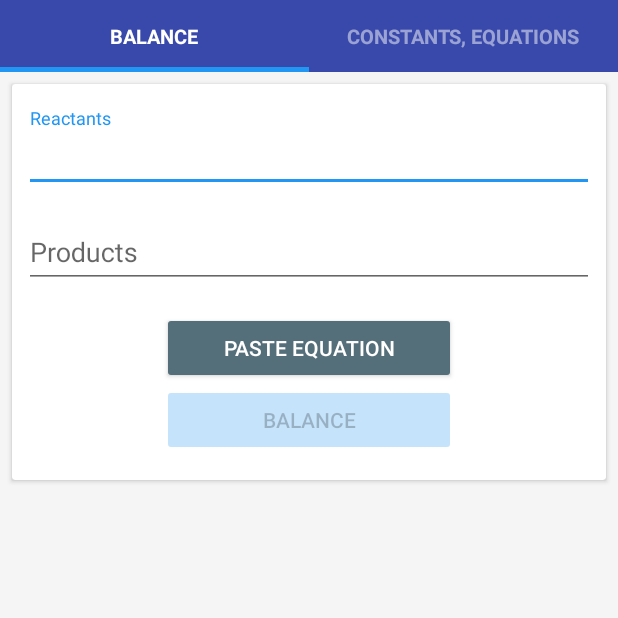
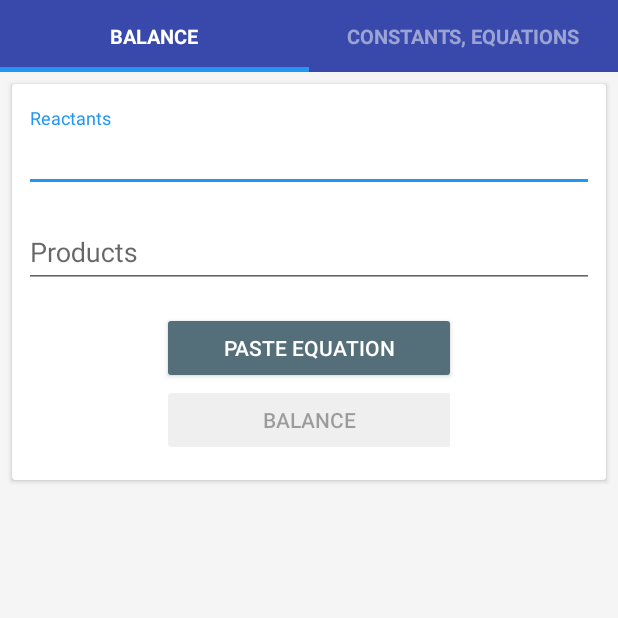
Before and after one commit to erfz/chem-tool, an Android app: the screen it shows after launch (MainActivity), on a phone screen of 412 x 824 dp, the top half of it. Run offline under Robolectric (Android 15) with nearby library versions, the phone set to English and light mode, and no system bars.

Commit message:
Button clarity and fix for EditText focus weird behavior

```diff
--- a/app/src/main/java/io/github/erfz/chemtool/ChemUtilsFragment.java
+++ b/app/src/main/java/io/github/erfz/chemtool/ChemUtilsFragment.java
@@ -179,9 +179,8 @@ public class ChemUtilsFragment extends Fragment implements View.OnClickListener
                 if (event.getAction() == MotionEvent.ACTION_UP) {
                     layout.requestFocus();
                     imm.hideSoftInputFromWindow(layout.getWindowToken(), 0);
-                    return true;
                 }
-                return false;
+                return true;
             }
         });
 
--- a/app/src/main/res/values/styles.xml
+++ b/app/src/main/res/values/styles.xml
@@ -21,7 +21,7 @@
 
     <style name="Balance.Button" parent="ThemeOverlay.AppCompat">
         <item name="colorAccent">@color/colorAccent</item>
-        <item name="colorButtonNormal">@color/colorAccent</item>
+        <item name="android:disabledAlpha">.4</item>
         <item name="colorControlHighlight">#42000000</item>
     </style>
 
```
